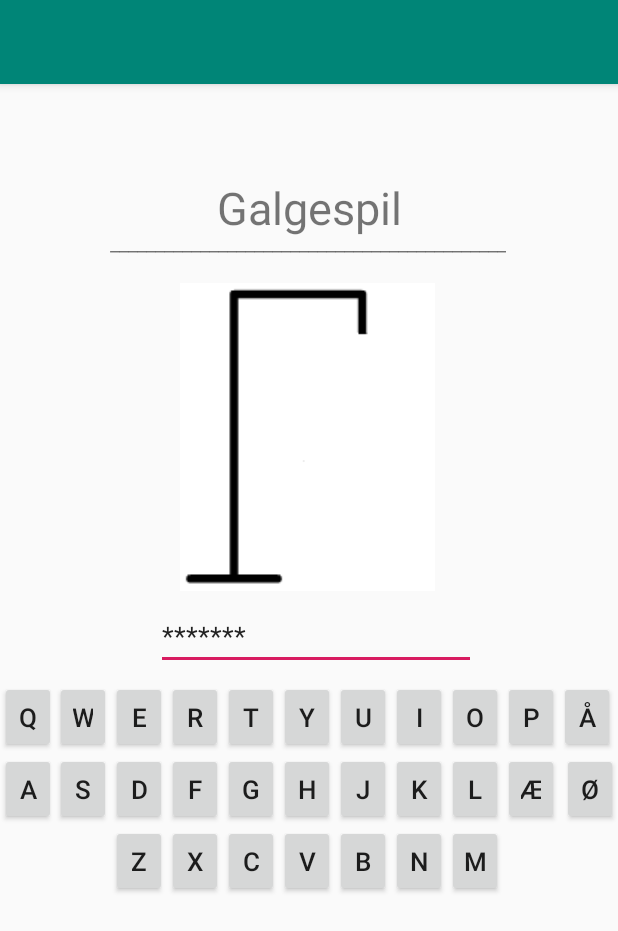
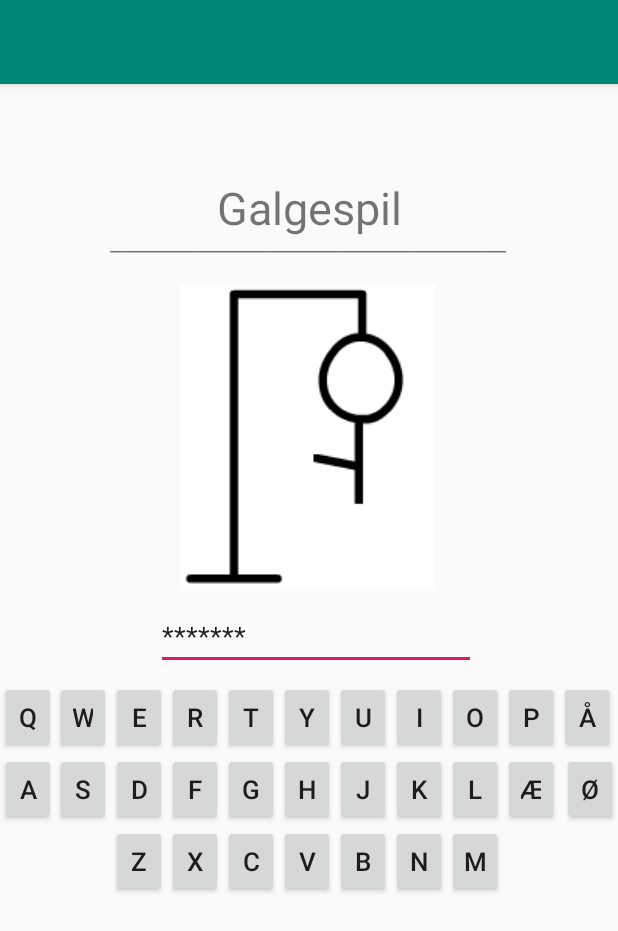
Before and after one commit to Rajak4/Galgeleg, an Android app: the Spil_akt screen opened directly, with no data from a screen before it, after a tap on an icon or button, on a phone screen of 412 x 824 dp. Shown: the top 931 px of the screen. Run offline under Robolectric (Android 15) with nearby library versions, the phone set to English and light mode, and no system bars; Roboto replaces fonts that are not available here; 2 other taps on this screen came first.

Commit message:
Opdatering af billede er implementeret

```diff
--- a/app/src/main/java/com/example/galgeleg/Galgelogik.java
+++ b/app/src/main/java/com/example/galgeleg/Galgelogik.java
@@ -116,10 +116,10 @@ public class Galgelogik {
 
   public void logStatus() {
     System.out.println("---------- ");
-    System.out.println("- ordet (skult) = " + ordet);
+    System.out.println("- ordet (skjult) = " + ordet);
     System.out.println("- synligtOrd = " + synligtOrd);
     System.out.println("- forkerteBogstaver = " + antalForkerteBogstaver);
-    System.out.println("- brugeBogstaver = " + brugteBogstaver);
+    System.out.println("- brugteBogstaver = " + brugteBogstaver);
     if (spilletErTabt) System.out.println("- SPILLET ER TABT");
     if (spilletErVundet) System.out.println("- SPILLET ER VUNDET");
     System.out.println("---------- ");
--- a/app/src/main/java/com/example/galgeleg/Spil_akt.java
+++ b/app/src/main/java/com/example/galgeleg/Spil_akt.java
@@ -7,6 +7,7 @@ import android.os.Bundle;
 import android.view.View;
 import android.widget.Button;
 import android.widget.EditText;
+import android.widget.ImageView;
 
 
 public class Spil_akt extends AppCompatActivity implements View.OnClickListener {
@@ -15,6 +16,7 @@ public class Spil_akt extends AppCompatActivity implements View.OnClickListener
 
     Button[] tastatur;
     EditText felt;
+    ImageView billede;
 
 
     @Override
@@ -23,6 +25,7 @@ public class Spil_akt extends AppCompatActivity implements View.OnClickListener
         setContentView(R.layout.activity_spil);
 
         felt = findViewById(R.id.felt);
+        billede = findViewById(R.id.billede);
 
 
         logik.nulstil();
@@ -63,6 +66,34 @@ public class Spil_akt extends AppCompatActivity implements View.OnClickListener
                 logik.logStatus();
                 //Opdater ord-feltet, når der gættes
                 felt.setText(logik.getSynligtOrd());
+
+                //Opdaterer billedet efter hvor mange forkerte gæt man har
+                if(!logik.erSidsteBogstavKorrekt()){
+
+                    switch (logik.getAntalForkerteBogstaver()){
+
+                        case 1:
+                            billede.setImageResource(R.drawable.forkert1);
+                            break;
+                        case 2:
+                            billede.setImageResource(R.drawable.forkert2);
+                            break;
+                        case 3:
+                            billede.setImageResource(R.drawable.forkert3);
+                            break;
+                        case 4:
+                            billede.setImageResource(R.drawable.forkert4);
+                            break;
+                        case 5:
+                            billede.setImageResource(R.drawable.forkert5);
+                            break;
+                        case 6:
+                            billede.setImageResource(R.drawable.forkert6);
+                            break;
+                    }
+
+                }
+
             }
         }
 
--- a/app/src/main/res/layout/activity_spil.xml
+++ b/app/src/main/res/layout/activity_spil.xml
@@ -33,7 +33,7 @@
         app:layout_constraintTop_toTopOf="parent" />
 
     <ImageView
-        android:id="@+id/imageView"
+        android:id="@+id/billede"
         android:layout_width="wrap_content"
         android:layout_height="wrap_content"
         android:layout_marginTop="17dp"
@@ -54,7 +54,7 @@
         android:textSize="17dp"
         app:layout_constraintEnd_toStartOf="@+id/knapW"
         app:layout_constraintStart_toStartOf="parent"
-        app:layout_constraintTop_toBottomOf="@+id/imageView" />
+        app:layout_constraintTop_toBottomOf="@+id/billede" />
 
     <Button
         android:id="@+id/knapA"
@@ -67,7 +67,7 @@
         android:textSize="17dp"
         app:layout_constraintEnd_toStartOf="@+id/knapS"
         app:layout_constraintStart_toStartOf="parent"
-        app:layout_constraintTop_toBottomOf="@+id/imageView" />
+        app:layout_constraintTop_toBottomOf="@+id/billede" />
 
     <Button
         android:id="@+id/knapW"
@@ -77,7 +77,7 @@
         android:text="W"
         android:textSize="17dp"
         app:layout_constraintEnd_toStartOf="@+id/knapE"
-        app:layout_constraintTop_toBottomOf="@+id/imageView" />
+        app:layout_constraintTop_toBottomOf="@+id/billede" />
 
     <Button
         android:id="@+id/knapS"
@@ -87,7 +87,7 @@
         android:text="S"
         android:textSize="17dp"
         app:layout_constraintEnd_toStartOf="@+id/knapE"
-        app:layout_constraintTop_toBottomOf="@+id/imageView" />
+        app:layout_constraintTop_toBottomOf="@+id/billede" />
 
     <Button
         android:id="@+id/knapE"
@@ -97,7 +97,7 @@
         android:text="E"
         android:textSize="17dp"
         app:layout_constraintEnd_toStartOf="@+id/knapR"
-        app:layout_constraintTop_toBottomOf="@+id/imageView" />
+        app:layout_constraintTop_toBottomOf="@+id/billede" />
 
     <Button
         android:id="@+id/knapD"
@@ -107,7 +107,7 @@
         android:text="D"
         android:textSize="17dp"
         app:layout_constraintEnd_toStartOf="@+id/knapR"
-        app:layout_constraintTop_toBottomOf="@+id/imageView" />
+        app:layout_constraintTop_toBottomOf="@+id/billede" />
 
     <Button
         android:id="@+id/knapZ"
@@ -117,7 +117,7 @@
         android:text="Z"
         android:textSize="17dp"
         app:layout_constraintEnd_toStartOf="@+id/knapR"
-        app:layout_constraintTop_toBottomOf="@+id/imageView" />
+        app:layout_constraintTop_toBottomOf="@+id/billede" />
 
     <Button
         android:id="@+id/knapR"
@@ -127,7 +127,7 @@
         android:text="R"
         android:textSize="17dp"
         app:layout_constraintEnd_toStartOf="@+id/knapT"
-        app:layout_constraintTop_toBottomOf="@+id/imageView" />
+        app:layout_constraintTop_toBottomOf="@+id/billede" />
 
     <Button
         android:id="@+id/knapF"
@@ -137,7 +137,7 @@
         android:text="F"
         android:textSize="17dp"
         app:layout_constraintEnd_toStartOf="@+id/knapT"
-        app:layout_constraintTop_toBottomOf="@+id/imageView" />
+        app:layout_constraintTop_toBottomOf="@+id/billede" />
 
     <Button
         android:id="@+id/knapX"
@@ -147,7 +147,7 @@
         android:text="X"
         android:textSize="17dp"
         app:layout_constraintEnd_toStartOf="@+id/knapT"
-        app:layout_constraintTop_toBottomOf="@+id/imageView" />
+        app:layout_constraintTop_toBottomOf="@+id/billede" />
 
     <Button
         android:id="@+id/knapT"
@@ -157,7 +157,7 @@
         android:text="T"
         android:textSize="17dp"
         app:layout_constraintEnd_toStartOf="@+id/knapY"
-        app:layout_constraintTop_toBottomOf="@+id/imageView" />
+        app:layout_constraintTop_toBottomOf="@+id/billede" />
 
     <Button
         android:id="@+id/knapC"
@@ -167,7 +167,7 @@
         android:text="C"
         android:textSize="17dp"
         app:layout_constraintEnd_toStartOf="@+id/knapY"
-        app:layout_constraintTop_toBottomOf="@+id/imageView" />
+        app:layout_constraintTop_toBottomOf="@+id/billede" />
 
     <Button
         android:id="@+id/knapG"
@@ -177,7 +177,7 @@
         android:text="G"
         android:textSize="17dp"
         app:layout_constraintEnd_toStartOf="@+id/knapY"
-        app:layout_constraintTop_toBottomOf="@+id/imageView" />
+        app:layout_constraintTop_toBottomOf="@+id/billede" />
 
     <Button
         android:id="@+id/knapY"
@@ -187,7 +187,7 @@
         android:text="Y"
         android:textSize="17dp"
         app:layout_constraintEnd_toStartOf="@+id/knapB"
-        app:layout_constraintTop_toBottomOf="@+id/imageView" />
+        app:layout_constraintTop_toBottomOf="@+id/billede" />
 
     <Button
         android:id="@+id/knapH"
@@ -197,7 +197,7 @@
         android:text="H"
         android:textSize="17dp"
         app:layout_constraintEnd_toStartOf="@+id/knapB"
-        app:layout_constraintTop_toBottomOf="@+id/imageView" />
+        app:layout_constraintTop_toBottomOf="@+id/billede" />
 
     <Button
         android:id="@+id/knapV"
@@ -207,7 +207,7 @@
         android:text="V"
         android:textSize="17dp"
         app:layout_constraintEnd_toStartOf="@+id/knapB"
-        app:layout_constraintTop_toBottomOf="@+id/imageView" />
+        app:layout_constraintTop_toBottomOf="@+id/billede" />
 
     <Button
         android:id="@+id/knapB"
@@ -217,7 +217,7 @@
         android:text="B"
         android:textSize="17dp"
         app:layout_constraintEnd_toStartOf="@+id/knapI"
-        app:layout_constraintTop_toBottomOf="@+id/imageView" />
+        app:layout_constraintTop_toBottomOf="@+id/billede" />
 
     <Button
         android:id="@+id/knapJ"
@@ -227,7 +227,7 @@
         android:text="J"
         android:textSize="17dp"
         app:layout_constraintEnd_toStartOf="@+id/knapI"
-        app:layout_constraintTop_toBottomOf="@+id/imageView" />
+        app:layout_constraintTop_toBottomOf="@+id/billede" />
 
     <Button
         android:id="@+id/knapU"
@@ -237,7 +237,7 @@
         android:text="U"
         android:textSize="17dp"
         app:layout_constraintEnd_toStartOf="@+id/knapI"
-        app:layout_constraintTop_toBottomOf="@+id/imageView" />
+        app:layout_constraintTop_toBottomOf="@+id/billede" />
 
     <Button
         android:id="@+id/knapI"
@@ -247,7 +247,7 @@
         android:text="I"
         android:textSize="17dp"
         app:layout_constraintEnd_toStartOf="@+id/knapO"
-        app:layout_constraintTop_toBottomOf="@+id/imageView" />
+        app:layout_constraintTop_toBottomOf="@+id/billede" />
 
     <Button
         android:id="@+id/knapK"
@@ -257,7 +257,7 @@
         android:text="K"
         android:textSize="17dp"
         app:layout_constraintEnd_toStartOf="@+id/knapO"
-        app:layout_constraintTop_toBottomOf="@+id/imageView" />
+        app:layout_constraintTop_toBottomOf="@+id/billede" />
 
     <Button
         android:id="@+id/knapN"
@@ -267,7 +267,7 @@
         android:text="N"
         android:textSize="17dp"
         app:layout_constraintEnd_toStartOf="@+id/knapO"
-        app:layout_constraintTop_toBottomOf="@+id/imageView" />
+        app:layout_constraintTop_toBottomOf="@+id/billede" />
 
     <Button
         android:id="@+id/knapO"
@@ -277,7 +277,7 @@
         android:text="O"
         android:textSize="17dp"
         app:layout_constraintEnd_toStartOf="@+id/knapP"
-        app:layout_constraintTop_toBottomOf="@+id/imageView" />
+        app:layout_constraintTop_toBottomOf="@+id/billede" />
 
     <Button
         android:id="@+id/knapL"
@@ -287,7 +287,7 @@
         android:text="L"
         android:textSize="17dp"
         app:layout_constraintEnd_toStartOf="@+id/knapP"
-        app:layout_constraintTop_toBottomOf="@+id/imageView" />
+        app:layout_constraintTop_toBottomOf="@+id/billede" />
 
     <Button
         android:id="@+id/knapM"
@@ -297,7 +297,7 @@
         android:text="M"
         android:textSize="17dp"
         app:layout_constraintEnd_toStartOf="@+id/knapP"
-        app:layout_constraintTop_toBottomOf="@+id/imageView" />
+        app:layout_constraintTop_toBottomOf="@+id/billede" />
 
     <Button
         android:id="@+id/knapP"
@@ -307,7 +307,7 @@
         android:text="P"
         android:textSize="17dp"
         app:layout_constraintEnd_toStartOf="@+id/knapÅ"
-        app:layout_constraintTop_toBottomOf="@+id/imageView" />
+        app:layout_constraintTop_toBottomOf="@+id/billede" />
 
     <Button
         android:id="@+id/knapÆ"
@@ -317,7 +317,7 @@
         android:text="Æ"
         android:textSize="17dp"
         app:layout_constraintEnd_toStartOf="@+id/knapÅ"
-        app:layout_constraintTop_toBottomOf="@+id/imageView" />
+        app:layout_constraintTop_toBottomOf="@+id/billede" />
 
     <Button
         android:id="@+id/knapÅ"
@@ -328,7 +328,7 @@
         android:text="Å"
         android:textSize="17dp"
         app:layout_constraintEnd_toEndOf="parent"
-        app:layout_constraintTop_toBottomOf="@+id/imageView" />
+        app:layout_constraintTop_toBottomOf="@+id/billede" />
 
     <Button
         android:id="@+id/knapØ"
@@ -338,7 +338,7 @@
         android:text="Ø"
         android:textSize="17dp"
         app:layout_constraintEnd_toEndOf="parent"
-        app:layout_constraintTop_toBottomOf="@+id/imageView" />
+        app:layout_constraintTop_toBottomOf="@+id/billede" />
 
     <EditText
         android:id="@+id/felt"
@@ -349,6 +349,6 @@
         android:ems="10"
         android:inputType="textPersonName"
         app:layout_constraintStart_toStartOf="parent"
-        app:layout_constraintTop_toBottomOf="@+id/imageView" />
+        app:layout_constraintTop_toBottomOf="@+id/billede" />
 
 </androidx.constraintlayout.widget.ConstraintLayout>
```
